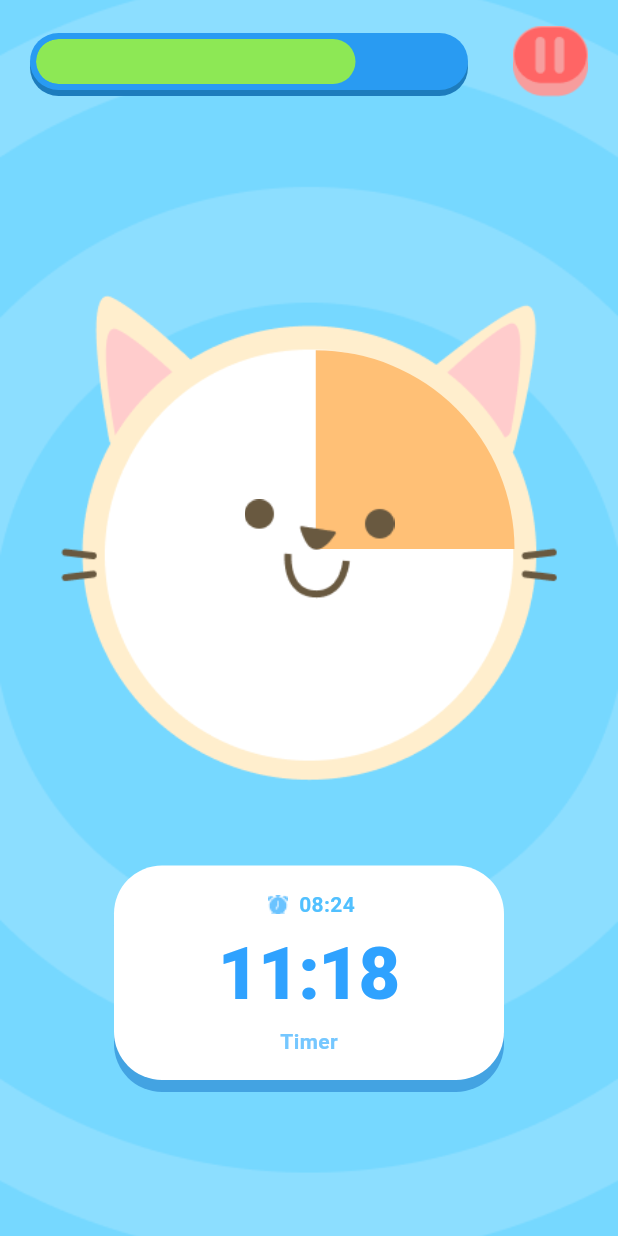
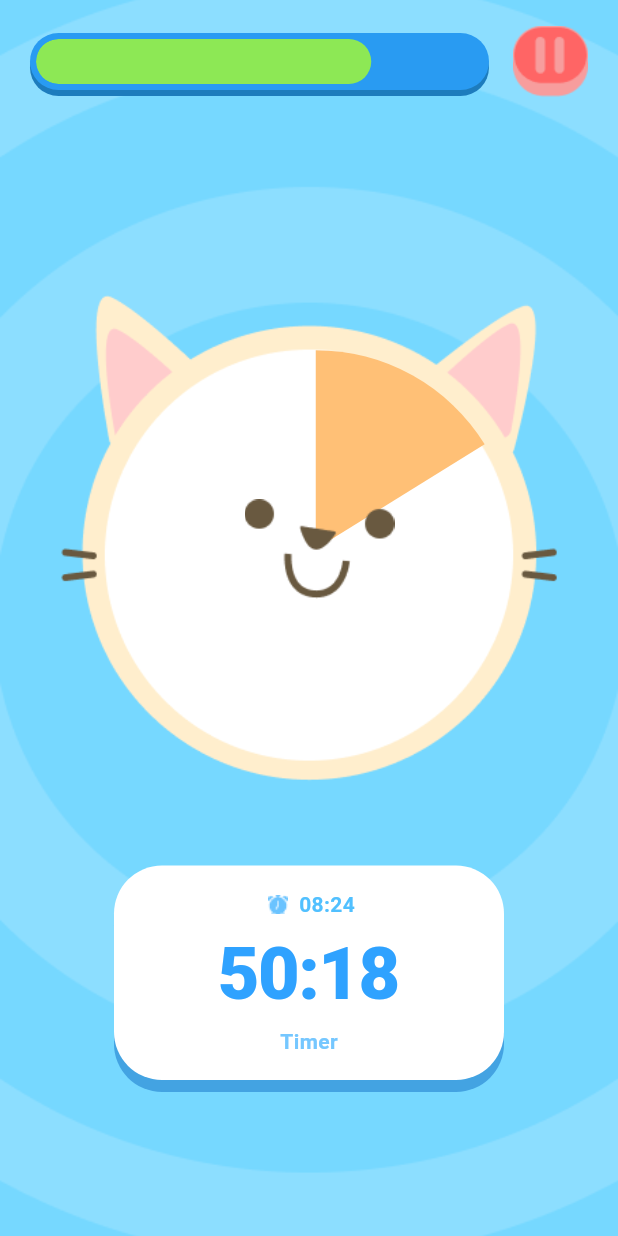
Before and after one commit to jinyoung804/Buggie, a Flutter app: the screen it shows after launch, on a phone screen of 412 x 824 dp. Run offline on Flutter 3.47's test engine with Material 3 defaults, Android fonts, the phone set to English and light mode, and no system bars; our stand-ins replace shared_preferences.

Commit message:
[fix] : 시간 비율에 따른 고양이 변화

```diff
--- a/lib/screens/time_screen.dart
+++ b/lib/screens/time_screen.dart
@@ -28,9 +28,24 @@ class _TimerScreenState extends State<TimerScreen> {
   // 1. 게이지 상태 수치 (0.0 ~ 1.0) -> 숫자만 변경하면 상단 연두색 바 비율이 바뀝니다.
   double gaugeProgress = 0.75; // 예: 75%
 
-  // 2. 고양이 시계 타이머 진행률 (0.0 ~ 1.0) -> 시간이 지날수록 주황색 영역이 늘어납니다.
-  double timerProgress = 0.25
-  ; // 예: 25% 진행 (90도 분량 차오름)
+  // ==================== [시간 연동 설정] ====================
+  // 전체 설정 시간 (예: 60분)
+  final int totalDurationMinutes = 60;
+  // 현재 남아있는 시간 (예: 11분 18초 -> 11분 + 18초 = 678초)
+  final int remainingMinutes = 50;
+  final int remainingSeconds = 18;
+
+  // 남아있는 시간에 따라 자동으로 계산되는 타이머 진행률 (0.0 ~ 1.0)
+  double get timerProgress {
+    int totalSeconds = totalDurationMinutes * 60;
+    int remainingTotalSeconds = (remainingMinutes * 60) + remainingSeconds;
+
+    // 경과된 시간 = 전체 시간 - 남은 시간
+    int elapsedTimeSeconds = totalSeconds - remainingTotalSeconds;
+
+    // 진행률 (0.0 ~ 1.0) 계산 및 범위 제한
+    return (elapsedTimeSeconds / totalSeconds).clamp(0.0, 1.0);
+  }
 
   @override
   Widget build(BuildContext context) {
@@ -85,7 +100,7 @@ class _TimerScreenState extends State<TimerScreen> {
                           ),
                         ),
                       ),
-                      const SizedBox(width: 30),
+                      const SizedBox(width: 16),
                       // 우측 일시정지 버튼 (클릭 가능 + 이미지 경로 적용)
                       GestureDetector(
                         onTap: () {
@@ -122,7 +137,7 @@ class _TimerScreenState extends State<TimerScreen> {
                               fit: BoxFit.contain,
                             ),
 
-                            // Layer 2: 주황색 부채꼴 게이지
+                            // Layer 2: 주황색 부채꼴 게이지 (자동 계산된 timerProgress 적용)
                             Positioned(
                               left: 58,
                               child: SizedBox(
@@ -191,9 +206,10 @@ class _TimerScreenState extends State<TimerScreen> {
                             ],
                           ),
                           const SizedBox(height: 2),
-                          const Text(
-                            '11:18',
-                            style: TextStyle(
+                          // 남은 시:분 표시 (원하시는 변수로 연결 가능)
+                          Text(
+                            '${remainingMinutes.toString().padLeft(2, '0')}:${remainingSeconds.toString().padLeft(2, '0')}',
+                            style: const TextStyle(
                               color: Color(0xFF2FA2FF),
                               fontSize: 48,
                               fontWeight: FontWeight.w900,
```
